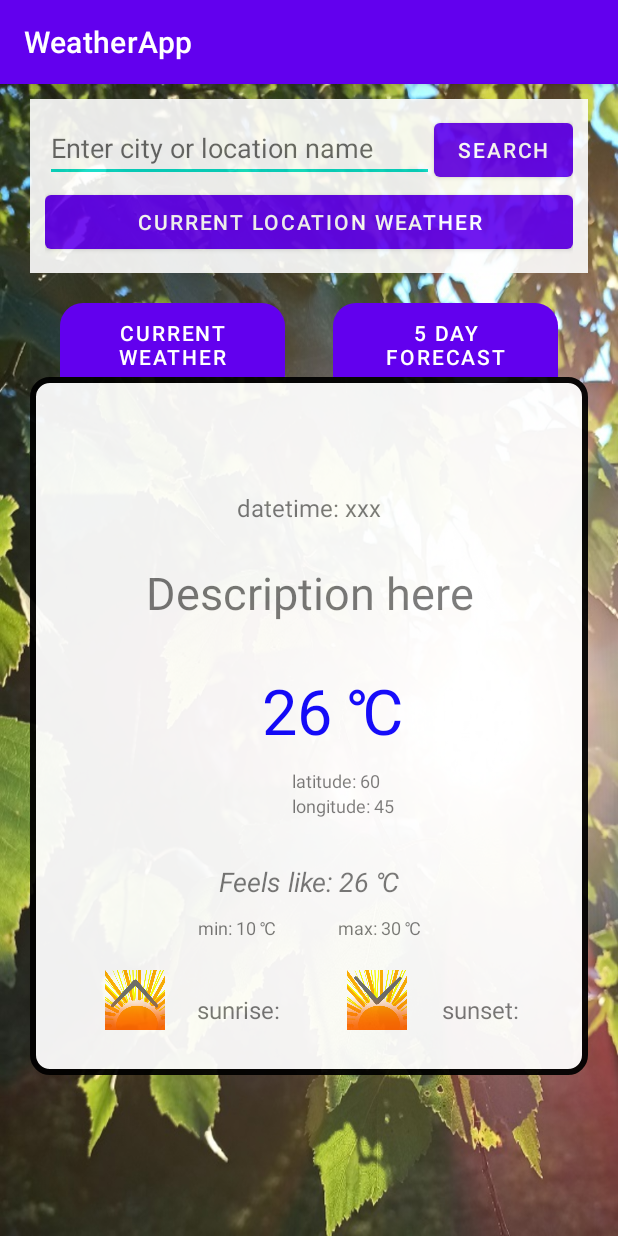
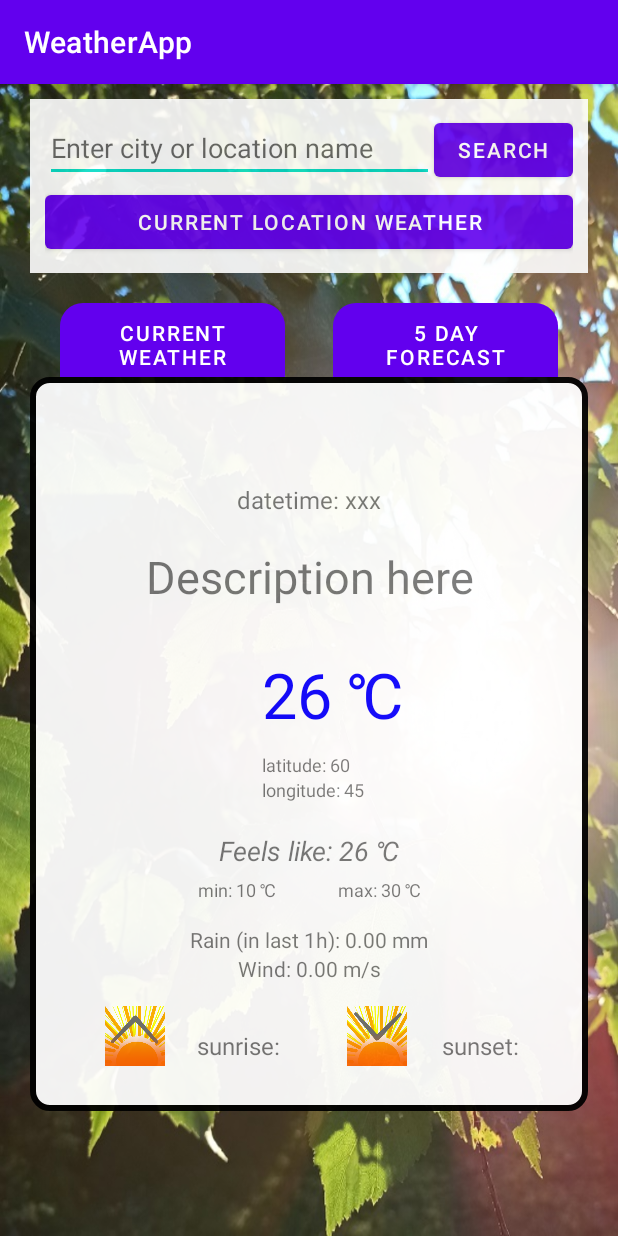
Before and after one commit to haelina/WeatherApp, an Android app: the screen it shows after launch (MainActivity), after a tap on "CURRENT WEATHER", on a phone screen of 412 x 824 dp. Run offline under Robolectric (Android 15) with nearby library versions, the phone set to English and light mode, and no system bars; our stand-ins replace Picasso; pictures from the network do not load; 10 statements that could not run were skipped.

Commit message:
Modify layout and add wind and rain.

```diff
--- a/WeatherApp/app/src/main/res/layout/activity_main.xml
+++ b/WeatherApp/app/src/main/res/layout/activity_main.xml
@@ -129,7 +129,7 @@
                     android:textAlignment="center" />
                 <TextView
                     android:id="@+id/dateTime"
-                    android:layout_marginTop="15dp"
+                    android:layout_marginTop="10dp"
                     android:layout_width="match_parent"
                     android:layout_height="wrap_content"
                     android:text="datetime: xxx"
@@ -142,7 +142,7 @@
                     android:text="Description here"
                     android:textSize="30dp"
                     android:textAlignment="center"
-                    android:layout_marginTop="25dp" />
+                    android:layout_marginTop="20dp" />
                 <RelativeLayout
                     android:layout_width="match_parent"
                     android:layout_height="wrap_content">
@@ -167,7 +167,6 @@
                         android:layout_height="wrap_content"
                         android:text="latitude: 60"
                         android:textSize="12dp"
-                        android:paddingLeft="20dp"
                         android:layout_below="@+id/tempValue"
                         android:layout_toRightOf="@+id/weatherIcon" />
                     <TextView
@@ -176,13 +175,11 @@
                         android:layout_height="wrap_content"
                         android:text="longitude: 45"
                         android:textSize="12dp"
-                        android:paddingLeft="20dp"
                         android:layout_below="@+id/latValue"
                         android:layout_toRightOf="@+id/weatherIcon"/>
                 </RelativeLayout>
                 <TextView
-                    android:layout_marginBottom="10dp"
-                    android:layout_marginTop="10dp"
+                    android:layout_marginBottom="5dp"
                     android:id="@+id/feelsLike"
                     android:layout_width="match_parent"
                     android:layout_height="wrap_content"
@@ -197,7 +194,22 @@
                     android:text="min: 10 \u2103 \t\t\tmax: 30 \u2103"
                     android:textSize="12dp"
                     android:textAlignment="center"
-                    android:layout_marginBottom="10dp"/>
+                    android:layout_marginBottom="15dp" />
+                <TextView
+                    android:id="@+id/rain"
+                    android:layout_width="match_parent"
+                    android:layout_height="wrap_content"
+                    android:text="Rain (in last 1h): 0.00 mm"
+                    android:textSize="14dp"
+                    android:textAlignment="center"/>
+                <TextView
+                    android:id="@+id/wind"
+                    android:layout_width="match_parent"
+                    android:layout_height="wrap_content"
+                    android:text="Wind: 0.00 m/s"
+                    android:textSize="14dp"
+                    android:textAlignment="center"
+                    android:layout_marginBottom="5dp"/>
                 <LinearLayout
                     android:layout_width="match_parent"
                     android:layout_height="wrap_content"
```
